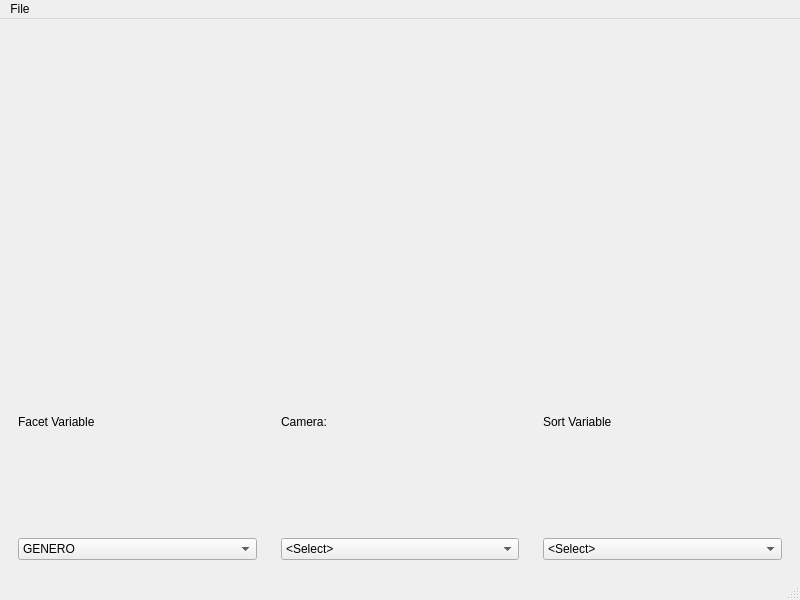
This is braviz/interaction/qt_guis/sample_overview.ui in diego0020/braviz-app as Qt 5 draws it before an edit. The edited form follows.
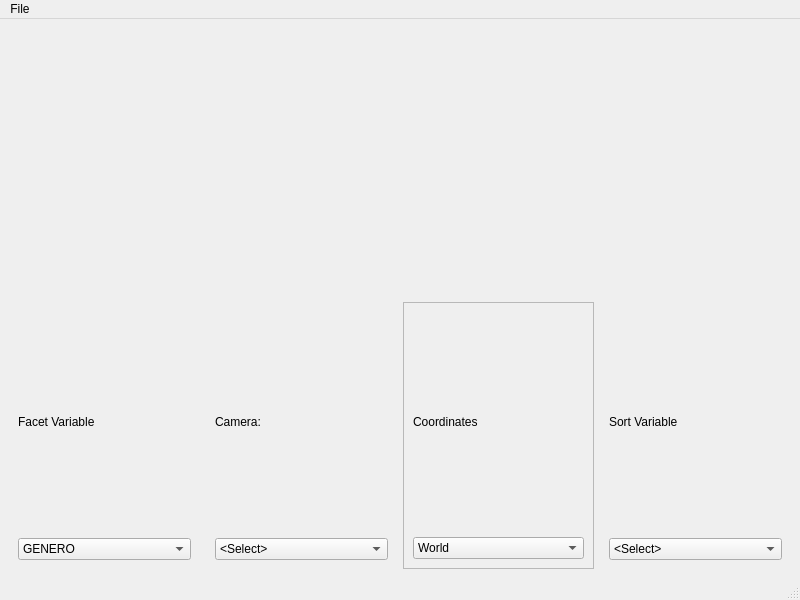
This is the edited form.

```diff
--- a/braviz/interaction/qt_guis/sample_overview.ui
+++ b/braviz/interaction/qt_guis/sample_overview.ui
@@ -160,6 +160,44 @@
          </layout>
         </widget>
        </item>
+       <item>
+        <widget class="QFrame" name="frame_4">
+         <property name="frameShape">
+          <enum>QFrame::StyledPanel</enum>
+         </property>
+         <property name="frameShadow">
+          <enum>QFrame::Raised</enum>
+         </property>
+         <layout class="QVBoxLayout" name="verticalLayout_5">
+          <item>
+           <widget class="QLabel" name="label_4">
+            <property name="text">
+             <string>Coordinates</string>
+            </property>
+           </widget>
+          </item>
+          <item>
+           <widget class="QComboBox" name="space_combo">
+            <item>
+             <property name="text">
+              <string>World</string>
+             </property>
+            </item>
+            <item>
+             <property name="text">
+              <string>Talairach</string>
+             </property>
+            </item>
+            <item>
+             <property name="text">
+              <string>Dartel</string>
+             </property>
+            </item>
+           </widget>
+          </item>
+         </layout>
+        </widget>
+       </item>
        <item>
         <widget class="QFrame" name="frame_2">
          <property name="frameShape">
```
